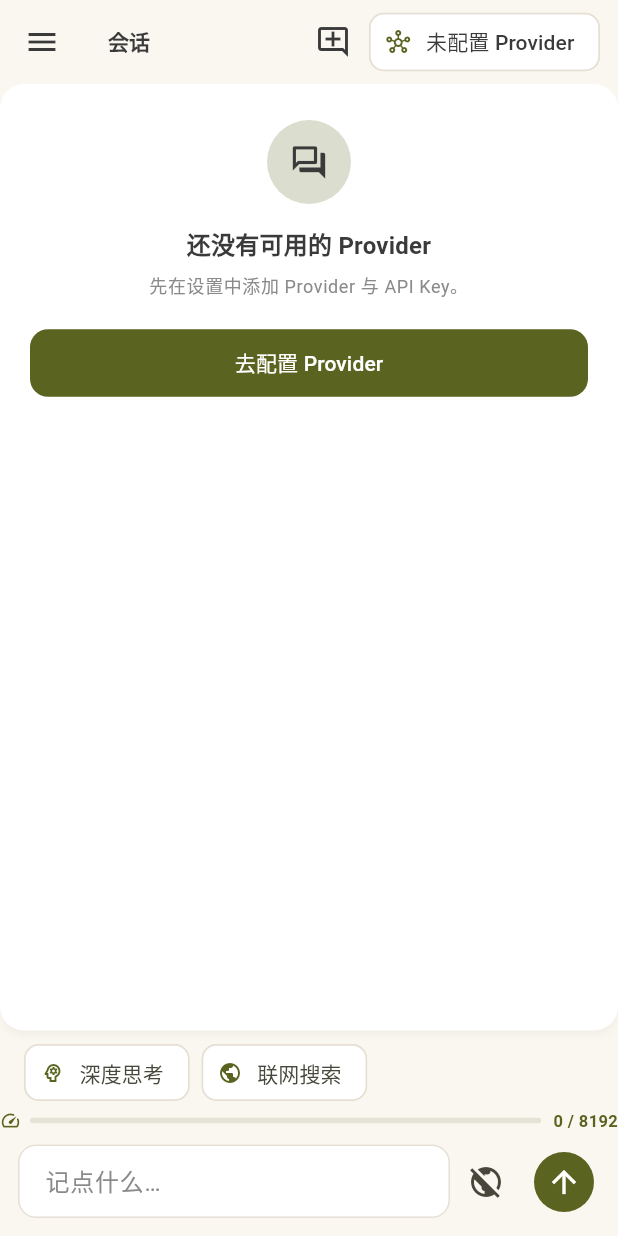
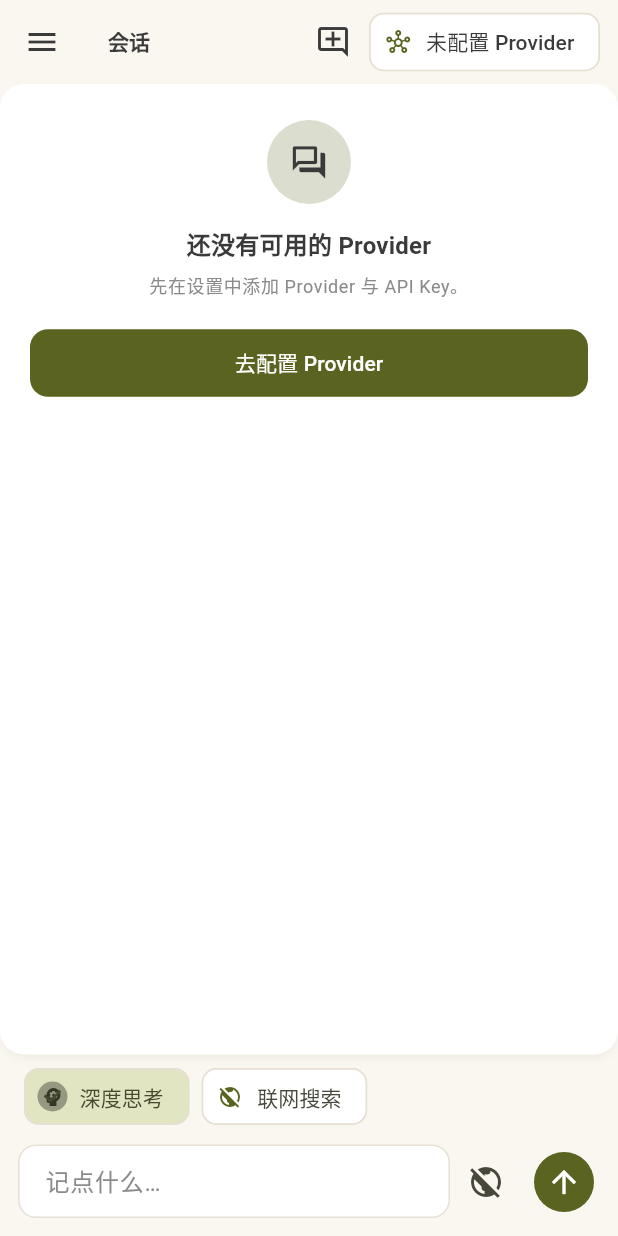
Before and after one commit to lutqiu1121-cpu/cup-memo, a Flutter app: the screen it shows after launch, after a tap on "深度思考", on a phone screen of 412 x 824 dp. Run offline on Flutter 3.47's test engine with Material 3 defaults, Android fonts, the phone set to English and light mode, and no system bars; our stand-ins replace dio, flutter_markdown, flutter_riverpod, flutter_secure_storage, shared_preferences; missing offline and left inert: dart_agent_core, markdown, sqlite3.

Commit message:
fix(ui): remove glass effects and clean dark preview

```diff
--- a/lib/app.dart
+++ b/lib/app.dart
@@ -1,7 +1,6 @@
 import 'package:flutter/material.dart';
 import 'package:flutter/services.dart';
 import 'package:flutter_riverpod/flutter_riverpod.dart';
-import 'package:liquid_glass_widgets/liquid_glass_widgets.dart';
 
 import 'core/theme/app_colors.dart';
 import 'core/theme/app_theme.dart';
@@ -25,7 +24,7 @@ class CupMemoApp extends ConsumerWidget {
       theme: AppTheme.build(theme.seedColor, brightness: theme.brightness, backgroundColor: theme.backgroundHex == null ? null : AppColors.tryParseHex(theme.backgroundHex!)),
       darkTheme: AppTheme.build(theme.seedColor, brightness: Brightness.dark, backgroundColor: theme.backgroundHex == null ? const Color(0xFF121212) : AppColors.tryParseHex(theme.backgroundHex!)),
       themeMode: theme.systemMode ? ThemeMode.system : (theme.brightness == Brightness.dark ? ThemeMode.dark : ThemeMode.light),
-      builder: (BuildContext context, Widget? child) => AnnotatedRegion<SystemUiOverlayStyle>(value: appOverlayStyle, child: GlassAdaptiveScope(minQuality: GlassQuality.minimal, maxQuality: theme.glassEnabled ? GlassQuality.standard : GlassQuality.minimal, child: child ?? const SizedBox.shrink())),
+      builder: (BuildContext context, Widget? child) => AnnotatedRegion<SystemUiOverlayStyle>(value: appOverlayStyle, child: child ?? const SizedBox.shrink()),
       home: const HomeShell(),
     );
   }
@@ -53,7 +52,6 @@ class _HomeShellState extends State<HomeShell> {
       drawer: Drawer(
         backgroundColor: Theme.of(context).scaffoldBackgroundColor,
         child: Consumer(builder: (BuildContext context, WidgetRef ref, Widget? _) {
-          final bool glass = ref.watch(themeControllerProvider).glassEnabled;
           final Widget content = SafeArea(child: ListView(
             padding: const EdgeInsets.fromLTRB(8, 20, 8, 20),
             children: <Widget>[
@@ -72,7 +70,7 @@ class _HomeShellState extends State<HomeShell> {
                 ListTile(selectedTileColor: Theme.of(context).colorScheme.primary.withValues(alpha: 0.14), selectedColor: Theme.of(context).colorScheme.primary, leading: Icon(_icons[i]), title: Text(_labels[i]), selected: _index == i, onTap: () => _select(i)),
             ],
           ));
-          return glass ? GlassContainer.card(padding: EdgeInsets.zero, child: content) : content;
+          return content;
         }),
       ),
       body: IndexedStack(index: _index, children: _pages),
--- a/lib/core/theme/theme_controller.dart
+++ b/lib/core/theme/theme_controller.dart
@@ -9,7 +9,7 @@ import 'app_theme.dart';
 /// Immutable state of the theme layer.
 @immutable
 class ThemeState {
-  const ThemeState({required this.seedColor, required this.hex, this.brightness = Brightness.light, this.backgroundHex, this.systemMode = false, this.glassEnabled = false});
+  const ThemeState({required this.seedColor, required this.hex, this.brightness = Brightness.light, this.backgroundHex, this.systemMode = false});
 
   /// Seed colour used by [ThemeData] / `ColorScheme.fromSeed`.
   final Color seedColor;
@@ -19,16 +19,13 @@ class ThemeState {
   final Brightness brightness;
   final String? backgroundHex;
   final bool systemMode;
-  final bool glassEnabled;
-
-  ThemeState copyWith({Color? seedColor, String? hex, Brightness? brightness, String? backgroundHex, bool? systemMode, bool? glassEnabled}) {
+  ThemeState copyWith({Color? seedColor, String? hex, Brightness? brightness, String? backgroundHex, bool? systemMode}) {
     return ThemeState(
       seedColor: seedColor ?? this.seedColor,
       hex: hex ?? this.hex,
       brightness: brightness ?? this.brightness,
       backgroundHex: backgroundHex ?? this.backgroundHex,
       systemMode: systemMode ?? this.systemMode,
-      glassEnabled: glassEnabled ?? this.glassEnabled,
     );
   }
 }
@@ -42,7 +39,6 @@ class ThemeController extends Notifier<ThemeState> {
     final String? stored = prefs.getString(AppTheme.seedPrefsKey);
     final bool dark = prefs.getBool('cup_memo.theme.dark') ?? false;
     final bool systemMode = prefs.getBool('cup_memo.theme.system') ?? false;
-    final bool glass = prefs.getBool('cup_memo.theme.glass') ?? false;
     final String? background = prefs.getString('cup_memo.theme.background');
     final Color? parsed = stored == null ? null : AppColors.tryParseHex(stored);
     if (parsed == null) {
@@ -52,10 +48,9 @@ class ThemeController extends Notifier<ThemeState> {
         brightness: dark ? Brightness.dark : Brightness.light,
         backgroundHex: background,
         systemMode: systemMode,
-        glassEnabled: glass,
       );
     }
-    return ThemeState(seedColor: parsed, hex: AppColors.toHex(parsed), brightness: dark ? Brightness.dark : Brightness.light, backgroundHex: background, systemMode: systemMode, glassEnabled: glass);
+    return ThemeState(seedColor: parsed, hex: AppColors.toHex(parsed), brightness: dark ? Brightness.dark : Brightness.light, backgroundHex: background, systemMode: systemMode);
   }
 
   /// Applies [hex] (`#RRGGBB`, `RRGGBB`, …) and persists it.
@@ -84,10 +79,6 @@ class ThemeController extends Notifier<ThemeState> {
     await prefs.setBool('cup_memo.theme.system', system);
   }
 
-  Future<void> setGlassEnabled(bool enabled) async {
-    state = state.copyWith(glassEnabled: enabled);
-    await ref.read(sharedPreferencesProvider).setBool('cup_memo.theme.glass', enabled);
-  }
 
   Future<void> setBackgroundHex(String? hex) async {
     state = state.copyWith(backgroundHex: hex);
--- a/lib/features/chat/chat_page.dart
+++ b/lib/features/chat/chat_page.dart
@@ -355,19 +355,6 @@ class ChatPageState extends ConsumerState<ChatPage> {
     );
   }
 
-  Widget _tokenDashboard(ProviderConfig? active) {
-    final int limit = ModelCapabilitiesRegistry.forModel(active?.defaultModel ?? '').maxContextTokens;
-    final int used = _estimatedContextTokens();
-    final double progress = (used / limit).clamp(0.0, 1.0);
-    final Color color = progress > .85 ? Theme.of(context).colorScheme.error : Theme.of(context).colorScheme.primary;
-    return Row(children: <Widget>[
-      Icon(Icons.speed_rounded, size: 14, color: color),
-      const SizedBox(width: 6),
-      Expanded(child: ClipRRect(borderRadius: BorderRadius.circular(4), child: LinearProgressIndicator(value: progress, minHeight: 4, backgroundColor: Theme.of(context).colorScheme.surfaceContainerHighest, color: color))),
-      const SizedBox(width: 8),
-      Text('$used / $limit', style: TextStyle(fontSize: 11, color: color, fontWeight: FontWeight.w600)),
-    ]);
-  }
   void _scrollToBottom() {
     WidgetsBinding.instance.addPostFrameCallback((_) {
       if (_scroll.hasClients) {
@@ -461,11 +448,11 @@ class ChatPageState extends ConsumerState<ChatPage> {
                   ),
           ),
           Padding(padding: const EdgeInsets.fromLTRB(16, 4, 16, 0), child: Row(children: <Widget>[
-            FilterChip(avatar: const Icon(Icons.psychology_outlined, size: 16), label: const Text('深度思考'), selected: _thinkingEnabled, onSelected: (bool value) => setState(() => _thinkingEnabled = value)),
+            FilterChip(avatar: Icon(_thinkingEnabled ? Icons.psychology : Icons.psychology_outlined, size: 16), label: const Text('深度思考'), selected: _thinkingEnabled, onSelected: (bool value) => setState(() => _thinkingEnabled = value)),
             const SizedBox(width: 8),
-            FilterChip(avatar: const Icon(Icons.public, size: 16), label: const Text('联网搜索'), selected: _webSearch, onSelected: (bool value) => setState(() => _webSearch = value)),
+            FilterChip(avatar: Icon(_webSearch ? Icons.public : Icons.public_off, size: 16), label: const Text('联网搜索'), selected: _webSearch, onSelected: (bool value) => setState(() => _webSearch = value)),
           ])),
-          _tokenDashboard(active),
+
           SafeArea(
             top: false,
             child: Padding(
--- a/lib/features/settings/settings_page.dart
+++ b/lib/features/settings/settings_page.dart
@@ -94,9 +94,9 @@ class _SettingsPageState extends ConsumerState<SettingsPage> {
                   Text('预设色板', style: theme.textTheme.titleSmall),
                   const SizedBox(height: 4),
                   Text(
-                    '选中的颜色只作为 seed color，页面背景始终固定为米白 #FAF7F0。',
+                    themeState.brightness == Brightness.dark ? '当前为深色模式' : '当前为浅色模式 · ${themeState.backgroundHex ?? '#FAF7F0'}',
                     style: theme.textTheme.bodySmall?.copyWith(
-                      color: AppColors.textSecondary,
+                      color: theme.colorScheme.onSurfaceVariant,
                     ),
                   ),
                   const SizedBox(height: 14),
@@ -108,7 +108,7 @@ class _SettingsPageState extends ConsumerState<SettingsPage> {
                         Text(
                           group.key,
                           style: theme.textTheme.labelLarge?.copyWith(
-                            color: AppColors.textSecondary,
+                            color: theme.colorScheme.onSurfaceVariant,
                           ),
                         ),
                         const SizedBox(height: 8),
@@ -162,7 +162,7 @@ class _SettingsPageState extends ConsumerState<SettingsPage> {
                         child: Text(
                           '当前 seed：${themeState.hex}',
                           style: theme.textTheme.bodySmall?.copyWith(
-                            color: AppColors.textSecondary,
+                            color: theme.colorScheme.onSurfaceVariant,
                           ),
                         ),
                       ),
@@ -186,7 +186,6 @@ class _SettingsPageState extends ConsumerState<SettingsPage> {
               DropdownMenuItem(value: ThemeModeChoice.light, child: Text('浅色')),
               DropdownMenuItem(value: ThemeModeChoice.dark, child: Text('深色')),
             ], onChanged: (ThemeModeChoice? value) { if (value != null) ref.read(themeControllerProvider.notifier).setBrightness(value == ThemeModeChoice.dark ? Brightness.dark : Brightness.light, system: value == ThemeModeChoice.system); })),
-            SwitchListTile(contentPadding: const EdgeInsets.symmetric(horizontal: 16), title: const Text('界面材质（液态玻璃）'), subtitle: const Text('开启后在支持设备上使用自适应毛玻璃效果'), value: themeState.glassEnabled, onChanged: (bool value) => ref.read(themeControllerProvider.notifier).setGlassEnabled(value)),
           ])),
           const SizedBox(height: 20),
           _SectionLabel(text: 'AI 与 Provider'),
@@ -292,7 +291,7 @@ class _SectionLabel extends StatelessWidget {
       child: Text(
         text,
         style: Theme.of(context).textTheme.labelLarge?.copyWith(
-              color: AppColors.textSecondary,
+              color: theme.colorScheme.onSurfaceVariant,
               letterSpacing: 0.6,
             ),
       ),
@@ -312,9 +311,9 @@ class _ThemePreview extends StatelessWidget {
     return Container(
       padding: const EdgeInsets.all(14),
       decoration: BoxDecoration(
-        color: AppColors.background,
+        color: theme.colorScheme.surface,
         borderRadius: BorderRadius.circular(16),
-        border: Border.all(color: const Color(0xFFEDE7DA)),
+        border: Border.all(color: theme.colorScheme.outlineVariant),
       ),
       child: Column(
         crossAxisAlignment: CrossAxisAlignment.start,
@@ -322,7 +321,7 @@ class _ThemePreview extends StatelessWidget {
           Text(
             '实时预览',
             style: theme.textTheme.bodySmall?.copyWith(
-              color: AppColors.textSecondary,
+              color: theme.colorScheme.onSurfaceVariant,
             ),
           ),
           const SizedBox(height: 10),
@@ -362,9 +361,8 @@ class _ThemePreview extends StatelessWidget {
                   ),
                   const SizedBox(height: 8),
                   Text(
-                    '背景固定米白 #FAF7F0，卡片白色、圆角 16、阴影柔和；'
-                    '主色由所选 seed 生成。',
-                    style: theme.textTheme.bodySmall?.copyWith(height: 1.5),
+                    theme.brightness == Brightness.dark ? '当前为深色模式' : '当前为浅色模式 · ${AppColors.toHex(theme.colorScheme.surface)}',
+                    style: theme.textTheme.bodySmall?.copyWith(color: theme.colorScheme.onSurface, height: 1.5),
                   ),
                   const SizedBox(height: 12),
                   Row(
--- a/pubspec.yaml
+++ b/pubspec.yaml
@@ -29,7 +29,6 @@ dependencies:
   dio: ^5.11.1
   crypto: ^3.0.6
   dart_agent_core: ^2.1.9
-  liquid_glass_widgets: ^1.17.3
 
   # Secure key storage + local preferences
   flutter_secure_storage: ^10.3.4
```
Also changed, not shown: pubspec.lock.
